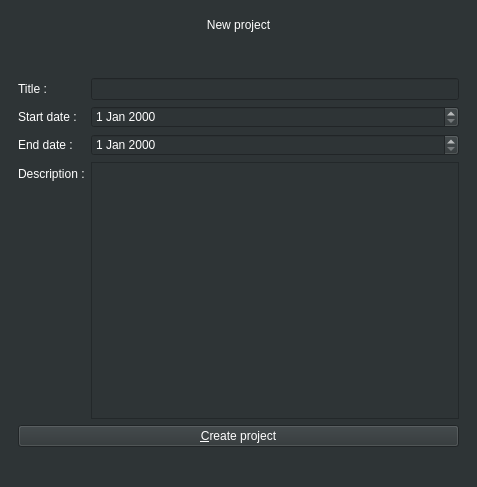
Above: mainwindow.ui from LouisVraie/projectManager before the change. Below: the same form after it.
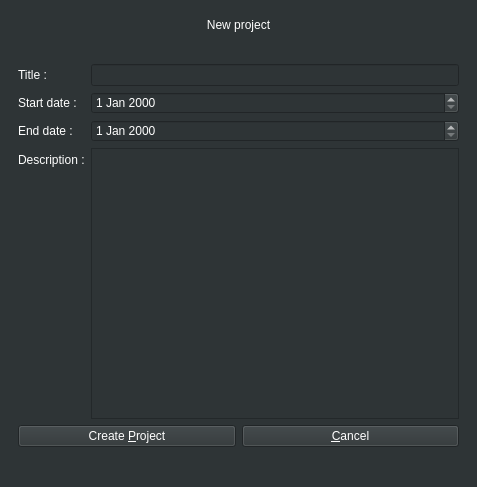
That is the form after the change. The open tabs and pages were chosen to show the change.

Commit message: + on_pushButtonHomeNewProject_clicked & on_pushButtonNewProjectCancel_clicked

The edit to the form file:
```diff
--- a/mainwindow.ui
+++ b/mainwindow.ui
@@ -162,7 +162,7 @@
           <property name="sizeHint" stdset="0">
            <size>
             <width>20</width>
-            <height>40</height>
+            <height>26</height>
            </size>
           </property>
          </spacer>
@@ -212,11 +212,22 @@
          </layout>
         </item>
         <item>
-         <widget class="QPushButton" name="pushButtonNewProjectCreate">
-          <property name="text">
-           <string>&amp;Create project</string>
-          </property>
-         </widget>
+         <layout class="QHBoxLayout" name="horizontalLayout_3">
+          <item>
+           <widget class="QPushButton" name="pushButtonNewProjectCreate">
+            <property name="text">
+             <string>Create &amp;Project</string>
+            </property>
+           </widget>
+          </item>
+          <item>
+           <widget class="QPushButton" name="pushButtonNewProjectCancel">
+            <property name="text">
+             <string>&amp;Cancel</string>
+            </property>
+           </widget>
+          </item>
+         </layout>
         </item>
        </layout>
       </widget>
```
Left out of the diff: 59 changed lines with no effect on the pictures. The commit also changes 5 other files.
